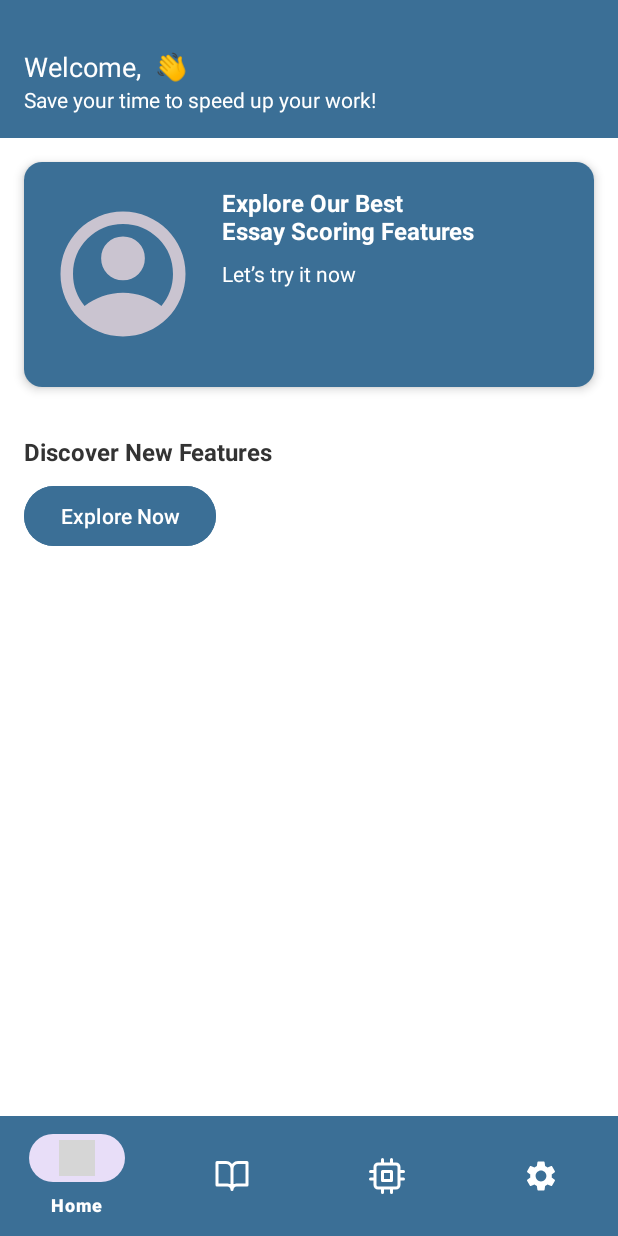
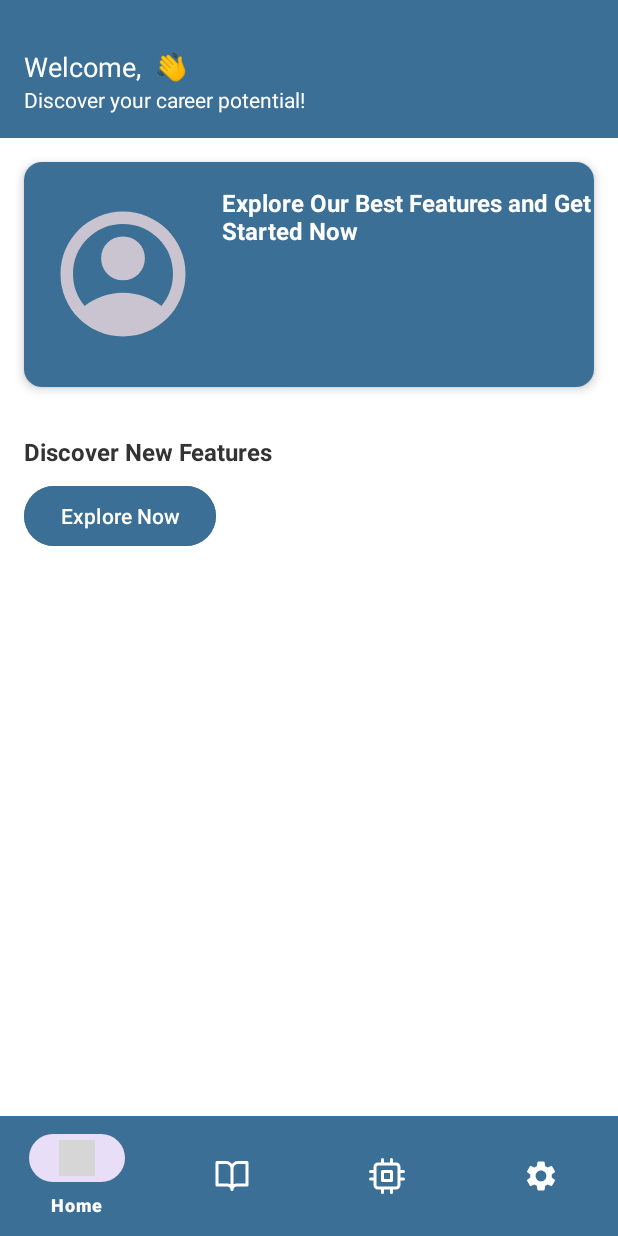
Before and after one commit to faizallyusuf/Setara, an Android app: the screen it shows after launch once a user with an empty profile is signed in (MainActivity), on a phone screen of 412 x 824 dp. Run offline under Robolectric (Android 15) with nearby library versions, the phone set to English and light mode, and no system bars; our stand-ins replace Firebase (no records; nobody signed in at launch, a user with empty details on screens opened directly); grey boxes are pictures that could not be loaded.

Commit message:
update strings n home page

```diff
--- a/app/src/main/res/layout/fragment_home.xml
+++ b/app/src/main/res/layout/fragment_home.xml
@@ -36,7 +36,7 @@
             android:id="@+id/tvSubTitle"
             android:layout_width="0dp"
             android:layout_height="wrap_content"
-            android:text="Save your time to speed up your work!"
+            android:text="Discover your career potential!"
             android:textSize="14sp"
             android:textColor="@color/white"
             android:layout_marginStart="16dp"
@@ -77,7 +77,7 @@
                 android:id="@+id/tvFeatureTitle"
                 android:layout_width="wrap_content"
                 android:layout_height="wrap_content"
-                android:text="Explore Our Best\nEssay Scoring Features"
+                android:text="Explore Our Best Features and Get Started Now"
                 android:textSize="16sp"
                 android:textStyle="bold"
                 android:textColor="@color/white"
@@ -85,17 +85,6 @@
                 android:layout_marginStart="16dp"
                 android:layout_marginTop="16dp" />
 
-            <TextView
-                android:id="@+id/tvFeatureSubtitle"
-                android:layout_width="wrap_content"
-                android:layout_height="wrap_content"
-                android:text="Let’s try it now"
-                android:textSize="14sp"
-                android:textColor="@color/white"
-                android:layout_toEndOf="@id/ivFeatureImage"
-                android:layout_below="@id/tvFeatureTitle"
-                android:layout_marginStart="16dp"
-                android:layout_marginTop="8dp" />
         </RelativeLayout>
     </androidx.cardview.widget.CardView>
 
```
Also changed, not shown: app/src/main/res/values/strings.xml (+7 -7 lines).
